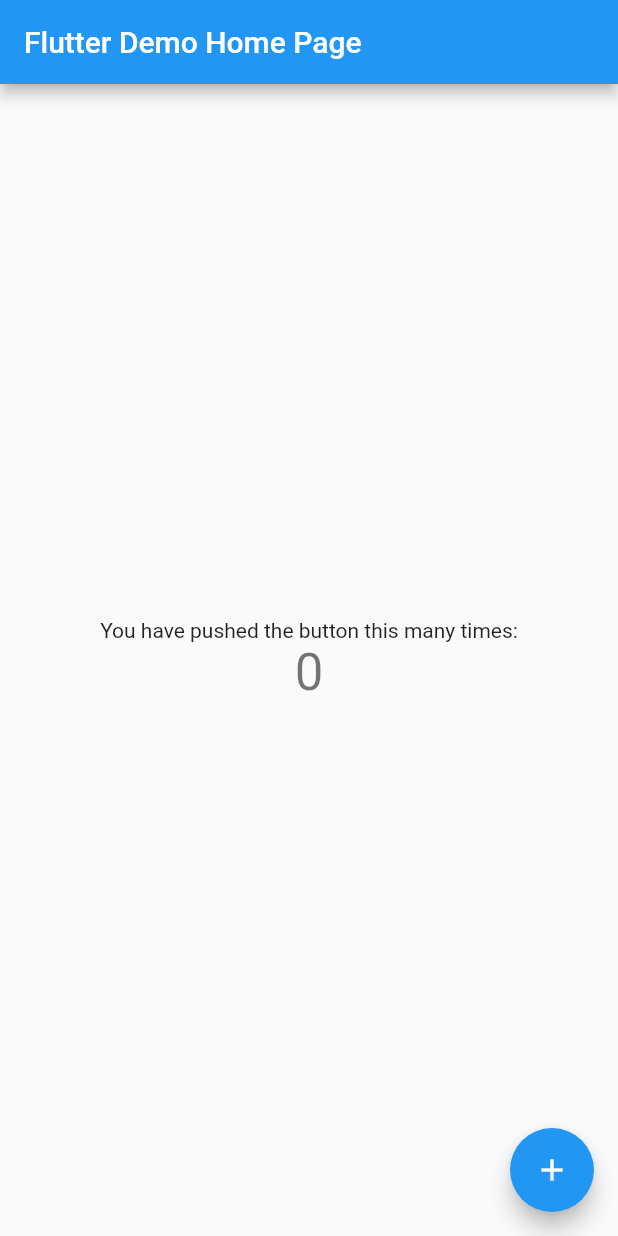
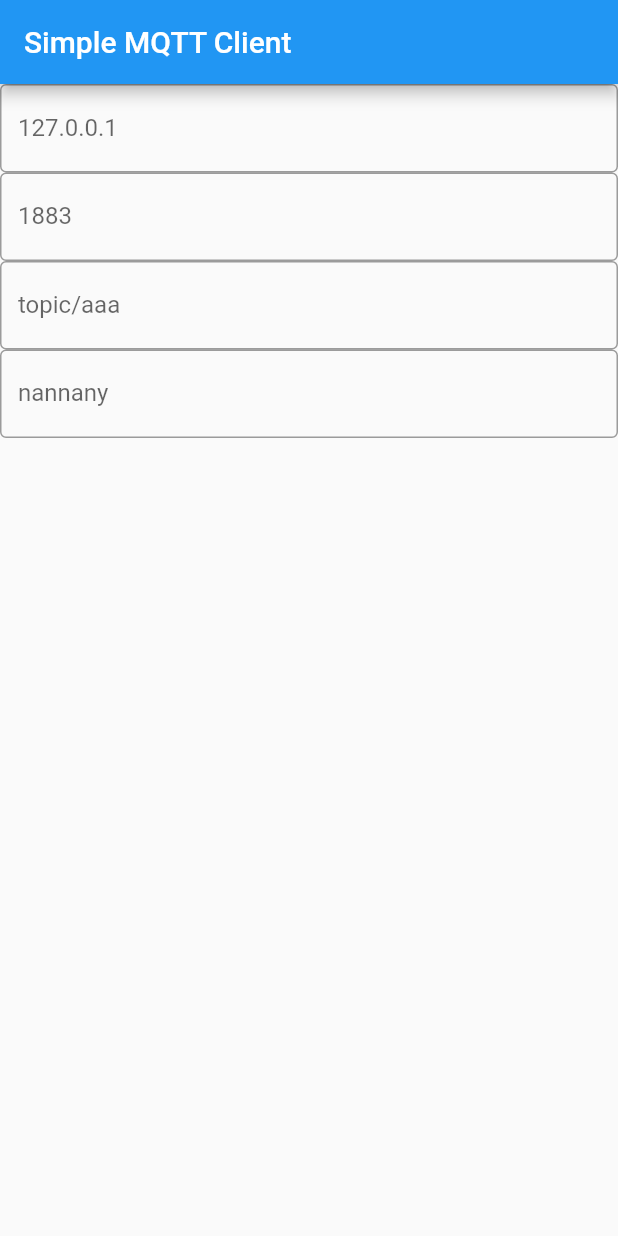
Before and after one commit to nannany/simple_mqtt_client, a Flutter app: the screen it shows after launch, on a phone screen of 412 x 824 dp. Run offline on Flutter 3.47's test engine with Material 2 defaults, Android fonts, the phone set to English and light mode, and no system bars.

Commit message:
サンプルコードの無駄な部分を削除

```diff
--- a/lib/main.dart
+++ b/lib/main.dart
@@ -1,3 +1,4 @@
+import 'package:flutter/cupertino.dart';
 import 'package:flutter/material.dart';
 
 void main() => runApp(MyApp());
@@ -9,34 +10,15 @@ class MyApp extends StatelessWidget {
     return MaterialApp(
       title: 'Flutter Demo',
       theme: ThemeData(
-        // This is the theme of your application.
-        //
-        // Try running your application with "flutter run". You'll see the
-        // application has a blue toolbar. Then, without quitting the app, try
-        // changing the primarySwatch below to Colors.green and then invoke
-        // "hot reload" (press "r" in the console where you ran "flutter run",
-        // or simply save your changes to "hot reload" in a Flutter IDE).
-        // Notice that the counter didn't reset back to zero; the application
-        // is not restarted.
         primarySwatch: Colors.blue,
       ),
-      home: MyHomePage(title: 'Flutter Demo Home Page'),
+      home: MyHomePage(title: 'Simple MQTT Client'),
     );
   }
 }
 
 class MyHomePage extends StatefulWidget {
   MyHomePage({Key key, this.title}) : super(key: key);
-
-  // This widget is the home page of your application. It is stateful, meaning
-  // that it has a State object (defined below) that contains fields that affect
-  // how it looks.
-
-  // This class is the configuration for the state. It holds the values (in this
-  // case the title) provided by the parent (in this case the App widget) and
-  // used by the build method of the State. Fields in a Widget subclass are
-  // always marked "final".
-
   final String title;
 
   @override
@@ -44,68 +26,38 @@ class MyHomePage extends StatefulWidget {
 }
 
 class _MyHomePageState extends State<MyHomePage> {
-  int _counter = 0;
-
-  void _incrementCounter() {
-    setState(() {
-      // This call to setState tells the Flutter framework that something has
-      // changed in this State, which causes it to rerun the build method below
-      // so that the display can reflect the updated values. If we changed
-      // _counter without calling setState(), then the build method would not be
-      // called again, and so nothing would appear to happen.
-      _counter++;
-    });
-  }
-
   @override
   Widget build(BuildContext context) {
-    // This method is rerun every time setState is called, for instance as done
-    // by the _incrementCounter method above.
-    //
-    // The Flutter framework has been optimized to make rerunning build methods
-    // fast, so that you can just rebuild anything that needs updating rather
-    // than having to individually change instances of widgets.
     return Scaffold(
       appBar: AppBar(
-        // Here we take the value from the MyHomePage object that was created by
-        // the App.build method, and use it to set our appbar title.
         title: Text(widget.title),
       ),
       body: Center(
-        // Center is a layout widget. It takes a single child and positions it
-        // in the middle of the parent.
-        child: Column(
-          // Column is also a layout widget. It takes a list of children and
-          // arranges them vertically. By default, it sizes itself to fit its
-          // children horizontally, and tries to be as tall as its parent.
-          //
-          // Invoke "debug painting" (press "p" in the console, choose the
-          // "Toggle Debug Paint" action from the Flutter Inspector in Android
-          // Studio, or the "Toggle Debug Paint" command in Visual Studio Code)
-          // to see the wireframe for each widget.
-          //
-          // Column has various properties to control how it sizes itself and
-          // how it positions its children. Here we use mainAxisAlignment to
-          // center the children vertically; the main axis here is the vertical
-          // axis because Columns are vertical (the cross axis would be
-          // horizontal).
-          mainAxisAlignment: MainAxisAlignment.center,
-          children: <Widget>[
-            Text(
-              'You have pushed the button this many times:',
-            ),
-            Text(
-              '$_counter',
-              style: Theme.of(context).textTheme.display1,
-            ),
-          ],
-        ),
-      ),
-      floatingActionButton: FloatingActionButton(
-        onPressed: _incrementCounter,
-        tooltip: 'Increment',
-        child: Icon(Icons.add),
-      ), // This trailing comma makes auto-formatting nicer for build methods.
+          child: Column(
+        children: <Widget>[
+          TextField(
+            obscureText: true,
+            decoration: InputDecoration(
+                border: OutlineInputBorder(), labelText: '127.0.0.1'),
+          ),
+          TextField(
+            obscureText: true,
+            decoration: InputDecoration(
+                border: OutlineInputBorder(), labelText: '1883'),
+          ),
+          TextField(
+            obscureText: true,
+            decoration: InputDecoration(
+                border: OutlineInputBorder(), labelText: 'topic/aaa'),
+          ),
+          TextField(
+            obscureText: true,
+            decoration: InputDecoration(
+                border: OutlineInputBorder(), labelText: 'nannany'),
+          )
+        ],
+      )),
+
     );
   }
 }
```
